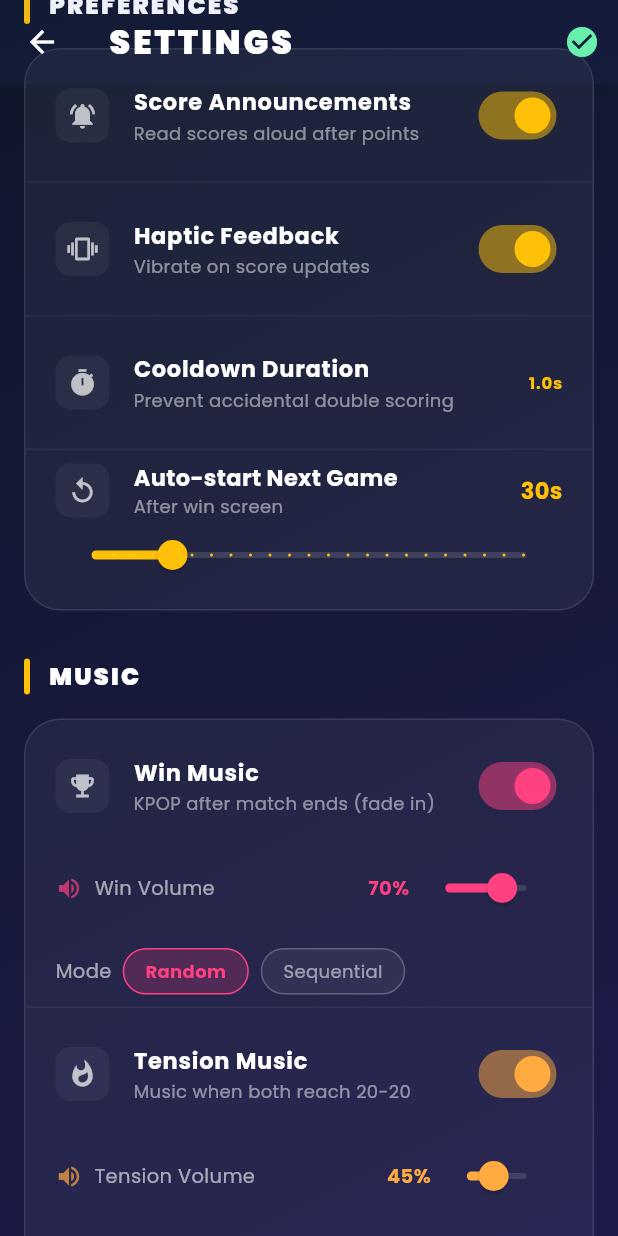
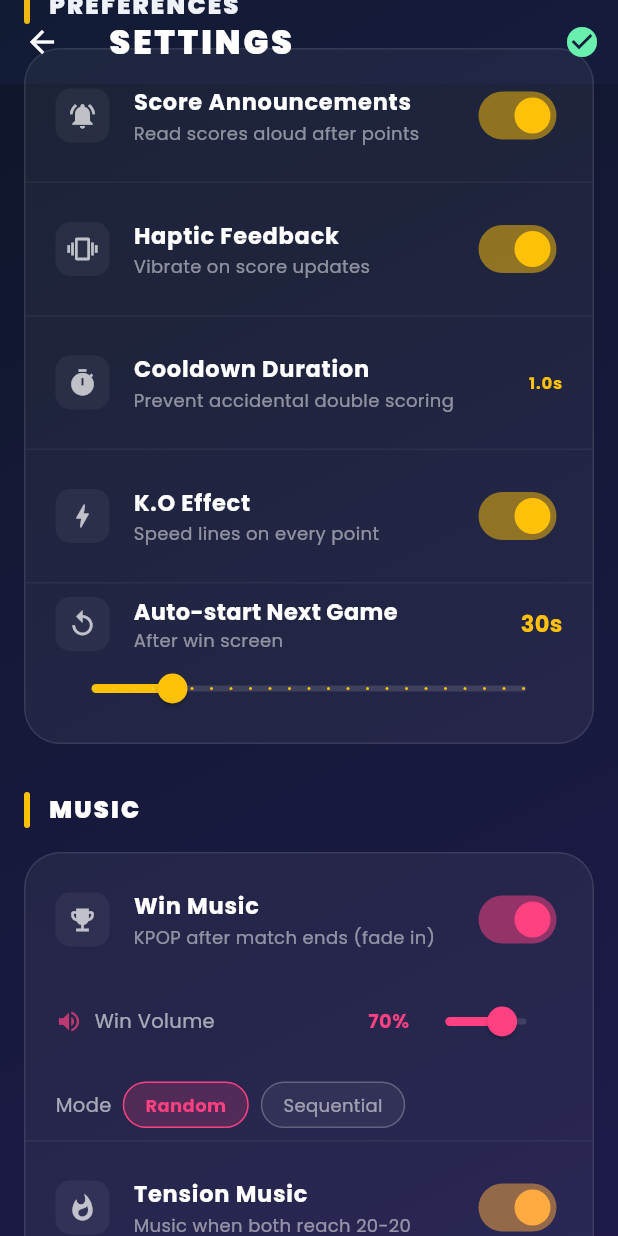
Before and after one commit to jinergenkai/badminton-system, a Flutter app: the SettingsScreen screen opened directly, scrolled down 576 dp, on a phone screen of 412 x 824 dp. Run offline on Flutter 3.47's test engine with Material 3 defaults, Android fonts, the phone set to English and light mode, and no system bars; drawn by our look-alikes of flutter_animate; our stand-ins replace audioplayers, confetti, flutter_dotenv, flutter_tts, get, google_fonts and 4 more; missing offline and left inert: flex_color_picker, flutter_foreground_task, porcupine_flutter, wear; accounts and stored records are empty.

Commit message:
killoverlay WIT

```diff
--- /dev/null
+++ b/watch/phone/lib/features/hype_voice/models/hype_display_event.dart
@@ -0,0 +1,15 @@
+import 'package:flutter/material.dart';
+
+class HypeDisplayEvent {
+  final String voiceId;
+  final String displayText;
+  final String team; // 'A' | 'B'
+  final Color glowColor;
+
+  const HypeDisplayEvent({
+    required this.voiceId,
+    required this.displayText,
+    required this.team,
+    required this.glowColor,
+  });
+}
--- a/watch/phone/lib/features/hype_voice/services/hype_voice_controller.dart
+++ b/watch/phone/lib/features/hype_voice/services/hype_voice_controller.dart
@@ -1,10 +1,12 @@
 import 'dart:async';
 import 'dart:convert';
 import 'dart:math';
+import 'package:flutter/material.dart';
 import 'package:flutter/services.dart';
 import 'package:get/get.dart';
 import 'package:audioplayers/audioplayers.dart';
 import '../models/hype_state_snapshot.dart';
+import '../models/hype_display_event.dart';
 
 class HypeVoiceController extends GetxController {
   final AudioPlayer _audioPlayer = AudioPlayer();
@@ -12,6 +14,58 @@ class HypeVoiceController extends GetxController {
 
   final RxBool isEnabled = true.obs;
   final RxDouble volume = 0.8.obs;
+  final RxBool koEffectEnabled = true.obs;
+
+  /// Set by _prepareHype, consumed by ScoreScreen overlay. Auto-clears after 6s.
+  final Rx<HypeDisplayEvent?> displayEvent = Rx<HypeDisplayEvent?>(null);
+  DateTime? _lastEventTime;
+
+  static const Map<String, String> _displayTexts = {
+    'double_kill': 'DOUBLE KILL',
+    'double_shot': 'DOUBLE SHOT',
+    'nice_pair': 'NICE PAIR',
+    'triple_kill': 'TRIPLE KILL',
+    'triple_shot': 'TRIPLE SHOT',
+    'hat_trick': 'HAT TRICK',
+    'quadra_kill': 'QUADRA KILL',
+    'quadra_shot': 'QUADRA SHOT',
+    'dominating': 'DOMINATING',
+    'penta_shot': 'PENTA SHOT',
+    'unstoppable': 'UNSTOPPABLE',
+    'badminton_slayer': 'BADMINTON\nSLAYER',
+    'rampage': 'RAMPAGE',
+    'did_you_see_that': 'DID YOU\nSEE THAT?',
+    'godlike': 'GODLIKE',
+    'legendary': 'LEGENDARY',
+    'to_the_moon': 'TO THE MOON',
+    'the_chosen_one': 'THE CHOSEN ONE',
+    'mom_are_you_watching': 'MOM, ARE YOU\nWATCHING?',
+    'shutdown': 'SHUTDOWN!',
+    'comeback_king': 'COMEBACK\nKING',
+    'unbelievable': 'UNBELIEVABLE',
+    'written_in_history': 'WRITTEN IN\nHISTORY',
+    'game_on': 'GAME ON',
+    'lets_dance': "LET'S DANCE",
+    'here_we_go': 'HERE WE GO',
+  };
+
+  static Color _glowColor(String id) {
+    const legendary = {
+      'godlike', 'legendary', 'to_the_moon', 'the_chosen_one',
+      'mom_are_you_watching', 'comeback_king', 'written_in_history',
+      'unbelievable',
+    };
+    const fire = {
+      'penta_shot', 'unstoppable', 'badminton_slayer', 'rampage',
+      'did_you_see_that', 'streak_7_plus',
+    };
+    const danger = {'shutdown'};
+
+    if (legendary.contains(id)) return Colors.amberAccent;
+    if (fire.contains(id)) return Colors.deepOrangeAccent;
+    if (danger.contains(id)) return Colors.redAccent;
+    return Colors.cyanAccent; // default streaks
+  }
 
   // Called after hype audio finishes (or immediately if no hype queued)
   Function? onPlaybackCompleted;
@@ -182,6 +236,33 @@ class HypeVoiceController extends GetxController {
     if (_recentVoiceIds.length > 3) _recentVoiceIds.removeAt(0);
 
     print('🔥 [Hype] Trigger: $triggerId → pending: $chosen');
+
+    // Emit display event for full-screen overlay
+    if (koEffectEnabled.value) {
+      // Allow interruption if the previous event has been showing for a while (2.5s+)
+      final now = DateTime.now();
+      if (displayEvent.value != null && _lastEventTime != null) {
+        if (now.difference(_lastEventTime!).inMilliseconds < 2500) {
+          print('🔥 [Hype] Overlay too recent, skipping: $chosen');
+          return;
+        }
+      }
+
+      _lastEventTime = now;
+      displayEvent.value = HypeDisplayEvent(
+        voiceId: chosen,
+        displayText: _displayTexts[chosen] ??
+            chosen.toUpperCase().replaceAll('_', ' '),
+        team: _currentStreakTeam ?? 'A',
+        glowColor: _glowColor(chosen),
+      );
+      // Auto-clear after overlay animation completes (~6s)
+      Future.delayed(const Duration(milliseconds: 6000), () {
+        if (displayEvent.value?.voiceId == chosen) {
+          displayEvent.value = null;
+        }
+      });
+    }
   }
 
   /// Play pending hype. Called after TTS finishes.
--- a/watch/phone/lib/views/settings_screen.dart
+++ b/watch/phone/lib/views/settings_screen.dart
@@ -5,6 +5,7 @@ import 'package:flex_color_picker/flex_color_picker.dart';
 import '../models/team_config.dart';
 import '../services/database_service.dart';
 import '../services/music_service.dart';
+import '../features/hype_voice/services/hype_voice_controller.dart';
 import '../controllers/score_controller.dart';
 import 'package:flutter_animate/flutter_animate.dart';
 
@@ -270,6 +271,20 @@ class _SettingsScreenState extends State<SettingsScreen> {
             trailing: const Text('1.0s',
                 style: TextStyle(color: Colors.amber, fontWeight: FontWeight.bold)),
           ),
+          Divider(color: Colors.white.withOpacity(0.05), height: 1),
+          Obx(() {
+            final hype = Get.find<HypeVoiceController>();
+            return _buildSettingsTile(
+              icon: Icons.bolt,
+              title: 'K.O Effect',
+              subtitle: 'Speed lines on every point',
+              trailing: Switch(
+                value: hype.koEffectEnabled.value,
+                onChanged: (v) => hype.koEffectEnabled.value = v,
+                activeColor: Colors.amber,
+              ),
+            );
+          }),
           Divider(color: Colors.white.withOpacity(0.05), height: 1),
           Obx(() => Padding(
                 padding: const EdgeInsets.fromLTRB(20, 8, 20, 12),
```
Also changed, not shown: watch/phone/lib/views/score_screen.dart (+13 -0 lines), watch/phone/lib/widgets/kill_overlay.dart (added, +307 -0 lines), watch/phone/lib/widgets/team_card.dart (+24 -55 lines).
